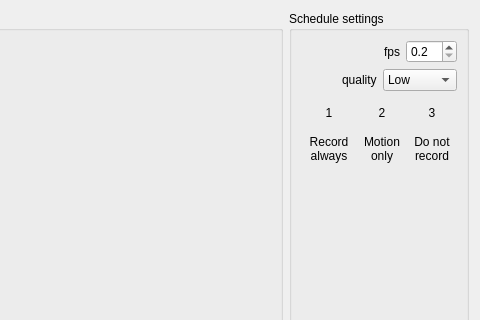
This is client/src/ui/device_settings/camera_schedule.ui in networkoptix/nx_open as Qt 5 draws it before an edit; both pictures show x 605 to 1085 and y 0 to 320 of the 1085 by 622 pixel window. The edited form follows.
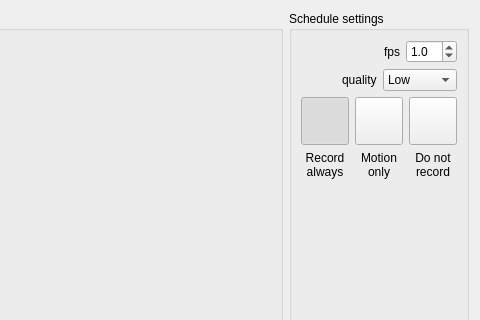
This is the edited form. Custom widgets are drawn as their Qt base class.

Commit message:
schedule grid widget updated
<==== Mercurial data ====>
Branch: master

What changed in the file:
```diff
--- a/client/src/ui/device_settings/camera_schedule.ui
+++ b/client/src/ui/device_settings/camera_schedule.ui
@@ -193,6 +193,9 @@
             <property name="maximum">
              <double>30.000000000000000</double>
             </property>
+            <property name="value">
+             <double>1.000000000000000</double>
+            </property>
            </widget>
           </item>
          </layout>
@@ -250,18 +253,42 @@
           <item>
            <layout class="QVBoxLayout" name="verticalLayout">
             <item>
-             <widget class="QLabel" name="label_3">
+             <widget class="QnCheckedButton" name="btnRecordAlways">
               <property name="minimumSize">
                <size>
-                <width>0</width>
-                <height>32</height>
+                <width>48</width>
+                <height>48</height>
+               </size>
+              </property>
+              <property name="maximumSize">
+               <size>
+                <width>48</width>
+                <height>48</height>
                </size>
               </property>
               <property name="text">
-               <string>1</string>
+               <string/>
               </property>
-              <property name="alignment">
-               <set>Qt::AlignCenter</set>
+              <property name="iconSize">
+               <size>
+                <width>48</width>
+                <height>48</height>
+               </size>
+              </property>
+              <property name="checkable">
+               <bool>true</bool>
+              </property>
+              <property name="checked">
+               <bool>true</bool>
+              </property>
+              <property name="autoExclusive">
+               <bool>true</bool>
+              </property>
+              <property name="popupMode">
+               <enum>QToolButton::DelayedPopup</enum>
+              </property>
+              <property name="autoRaise">
+               <bool>false</bool>
               </property>
              </widget>
             </item>
@@ -292,18 +319,36 @@
           <item>
            <layout class="QVBoxLayout" name="verticalLayout_2">
             <item>
-             <widget class="QLabel" name="label_5">
+             <widget class="QnCheckedButton" name="btnRecordMotion">
               <property name="minimumSize">
                <size>
-                <width>0</width>
-                <height>32</height>
+                <width>48</width>
+                <height>48</height>
+               </size>
+              </property>
+              <property name="maximumSize">
+               <size>
+                <width>48</width>
+                <height>48</height>
                </size>
               </property>
               <property name="text">
-               <string>2</string>
+               <string/>
               </property>
-              <property name="alignment">
-               <set>Qt::AlignCenter</set>
+              <property name="iconSize">
+               <size>
+                <width>48</width>
+                <height>48</height>
+               </size>
+              </property>
+              <property name="checkable">
+               <bool>true</bool>
+              </property>
+              <property name="autoExclusive">
+               <bool>true</bool>
+              </property>
+              <property name="autoRaise">
+               <bool>false</bool>
               </property>
              </widget>
             </item>
@@ -325,18 +370,36 @@
           <item>
            <layout class="QVBoxLayout" name="verticalLayout_3">
             <item>
-             <widget class="QLabel" name="label_7">
+             <widget class="QnCheckedButton" name="btnNoRecord">
               <property name="minimumSize">
                <size>
-                <width>0</width>
-                <height>32</height>
+                <width>48</width>
+                <height>48</height>
+               </size>
+              </property>
+              <property name="maximumSize">
+               <size>
+                <width>48</width>
+                <height>48</height>
                </size>
               </property>
               <property name="text">
-               <string>3</string>
+               <string/>
               </property>
-              <property name="alignment">
-               <set>Qt::AlignCenter</set>
+              <property name="iconSize">
+               <size>
+                <width>48</width>
+                <height>48</height>
+               </size>
+              </property>
+              <property name="checkable">
+               <bool>true</bool>
+              </property>
+              <property name="autoExclusive">
+               <bool>true</bool>
+              </property>
+              <property name="autoRaise">
+               <bool>false</bool>
               </property>
              </widget>
             </item>
@@ -474,6 +537,11 @@
    <header>qnschedulegridwidget.h</header>
    <container>1</container>
   </customwidget>
+  <customwidget>
+   <class>QnCheckedButton</class>
+   <extends>QToolButton</extends>
+   <header>qncheckedbutton.h</header>
+  </customwidget>
  </customwidgets>
  <resources/>
  <connections/>
```
Left out of the diff: 14 changed lines with no effect on the pictures. The commit also changes 6 other files.
